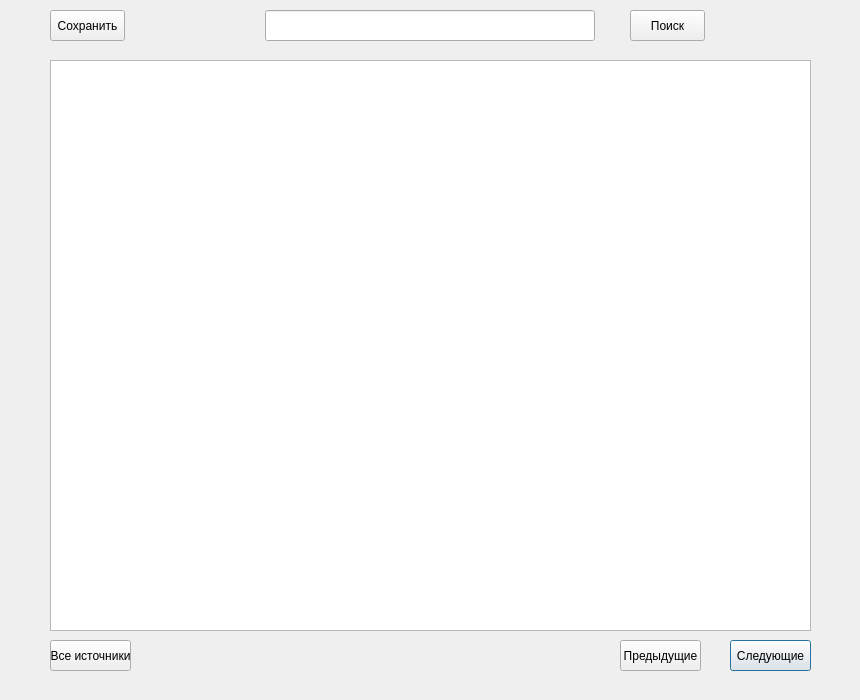
First picture: the form in Dialog.ui, repository Tek4to/pythonPyQT, before the edit.
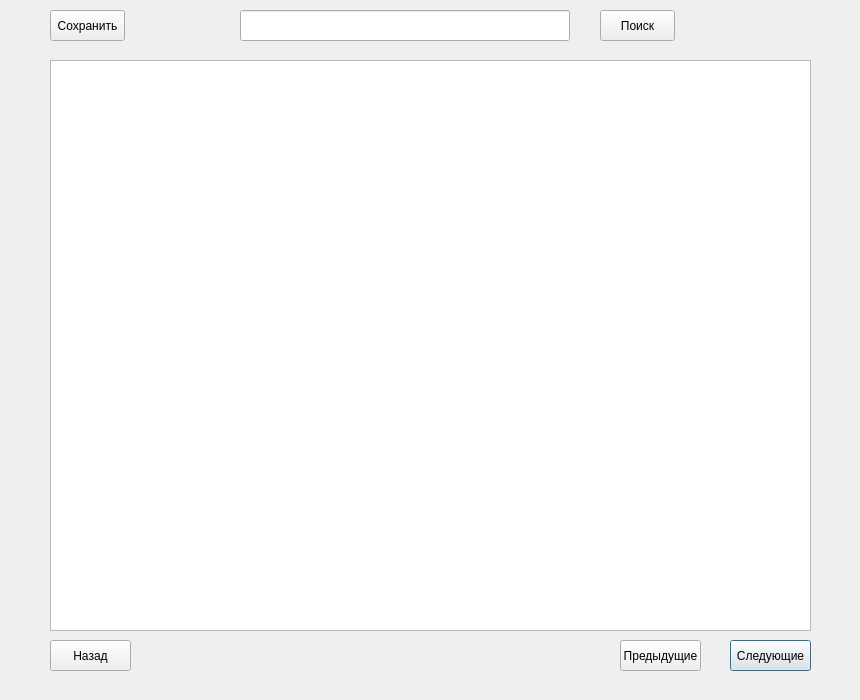
Second picture: the form after the edit.

Commit message: sources window added

What changed in the file:
```diff
--- a/Dialog.ui
+++ b/Dialog.ui
@@ -65,7 +65,7 @@
   <widget class="QLineEdit" name="lineEdit">
    <property name="geometry">
     <rect>
-     <x>265</x>
+     <x>240</x>
      <y>10</y>
      <width>330</width>
      <height>31</height>
@@ -75,7 +75,7 @@
   <widget class="QPushButton" name="pushButton_5">
    <property name="geometry">
     <rect>
-     <x>630</x>
+     <x>600</x>
      <y>10</y>
      <width>75</width>
      <height>31</height>
@@ -95,7 +95,7 @@
     </rect>
    </property>
    <property name="text">
-    <string>Все источники</string>
+    <string>Назад</string>
    </property>
   </widget>
  </widget>
```
The commit also changes 2 other files.
